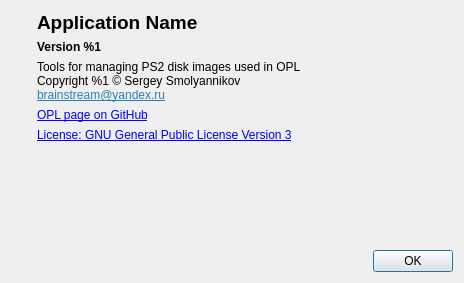
Above: src/OplPcTools/UI/AboutDialog.ui from brainstream/OPL-PC-Tools before the change. Below: the same form after it.
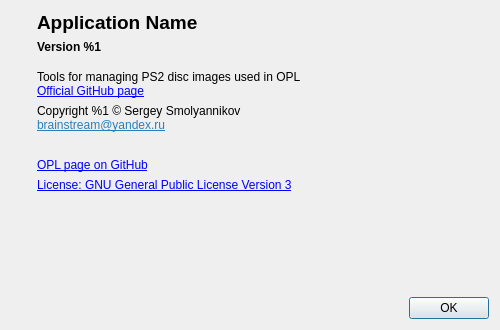
That is the form after the change. Icons and pictures are not drawn.

Commit message: Some preparations for the Game Edit form Additionally, the About dialog has been refactored

Patch:
```diff
--- a/src/OplPcTools/UI/AboutDialog.ui
+++ b/src/OplPcTools/UI/AboutDialog.ui
@@ -6,10 +6,16 @@
    <rect>
     <x>0</x>
     <y>0</y>
-    <width>464</width>
-    <height>283</height>
+    <width>500</width>
+    <height>330</height>
    </rect>
   </property>
+  <property name="minimumSize">
+   <size>
+    <width>500</width>
+    <height>330</height>
+   </size>
+  </property>
   <property name="windowTitle">
    <string>About Program</string>
   </property>
@@ -86,37 +92,66 @@
          <bold>true</bold>
         </font>
        </property>
-       <property name="styleSheet">
-        <string notr="true">QLabel {
-	margin-bottom: 1em;
-}</string>
-       </property>
        <property name="text">
         <string>Version %1</string>
        </property>
       </widget>
      </item>
+     <item>
+      <spacer name="verticalSpacer">
+       <property name="orientation">
+        <enum>Qt::Vertical</enum>
+       </property>
+       <property name="sizeType">
+        <enum>QSizePolicy::Fixed</enum>
+       </property>
+       <property name="sizeHint" stdset="0">
+        <size>
+         <width>20</width>
+         <height>10</height>
+        </size>
+       </property>
+      </spacer>
+     </item>
+     <item>
+      <widget class="QLabel" name="mp_label_2">
+       <property name="text">
+        <string>Tools for managing PS2 disc images used in OPL&lt;br&gt;&lt;a href=&quot;https://github.com/brainstream/OPL-PC-Tools&quot;&gt;Official GitHub page&lt;/a&gt;</string>
+       </property>
+       <property name="openExternalLinks">
+        <bool>true</bool>
+       </property>
+      </widget>
+     </item>
      <item>
       <widget class="QLabel" name="mp_label_description">
-       <property name="styleSheet">
-        <string notr="true">QLabel {
-	margin-bottom: 1em;
-}</string>
-       </property>
        <property name="text">
-        <string>&lt;html&gt;&lt;head/&gt;&lt;body&gt;&lt;p&gt;Tools for managing PS2 disk images used in OPL&lt;br/&gt;Copyright %1 © Sergey Smolyannikov&lt;a href=&quot;mailto:brainstream@yandex.ru&quot;&gt;&lt;span style=&quot; text-decoration: underline; color:#2980b9;&quot;&gt;&lt;br/&gt;brainstream@yandex.ru&lt;/span&gt;&lt;/a&gt;&lt;/p&gt;&lt;/body&gt;&lt;/html&gt;</string>
+        <string>&lt;html&gt;&lt;head/&gt;&lt;body&gt;&lt;p&gt;Copyright %1 © Sergey Smolyannikov&lt;br/&gt;&lt;a href=&quot;mailto:brainstream@yandex.ru&quot;&gt;&lt;span style=&quot; text-decoration: underline; color:#2980b9;&quot;&gt;brainstream@yandex.ru&lt;/span&gt;&lt;/a&gt;&lt;/p&gt;&lt;/body&gt;&lt;/html&gt;</string>
        </property>
        <property name="textFormat">
         <enum>Qt::RichText</enum>
        </property>
-       <property name="wordWrap">
-        <bool>true</bool>
-       </property>
        <property name="openExternalLinks">
         <bool>true</bool>
        </property>
       </widget>
      </item>
+     <item>
+      <spacer name="mp_spacer_3">
+       <property name="orientation">
+        <enum>Qt::Vertical</enum>
+       </property>
+       <property name="sizeType">
+        <enum>QSizePolicy::Fixed</enum>
+       </property>
+       <property name="sizeHint" stdset="0">
+        <size>
+         <width>20</width>
+         <height>20</height>
+        </size>
+       </property>
+      </spacer>
+     </item>
      <item>
       <widget class="QLabel" name="mp_label_url">
        <property name="text">
```
Left out of the diff: 4 changed lines with no effect on the pictures. The commit also changes 14 other files.
